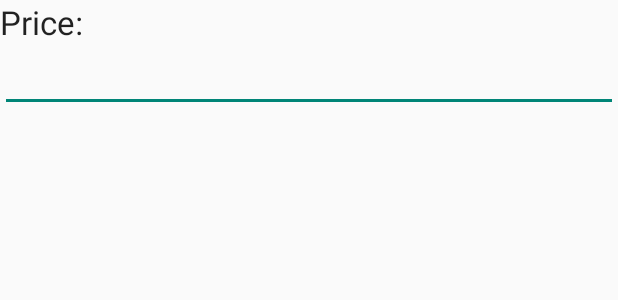
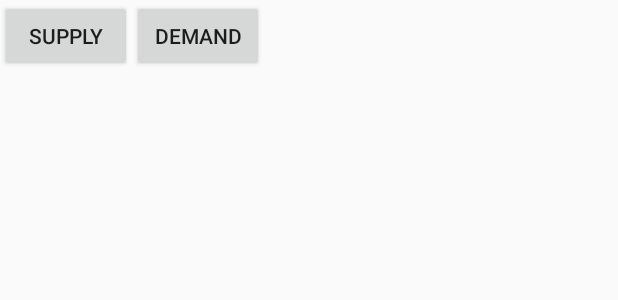
Before and after one commit to Jexter/EDNotes, an Android app: the layout commodity_info_prompt.xml on its own in the app's theme, with its tools: preview values and no code run, on a phone screen of 412 x 824 dp. Shown: the top 300 px of the screen. Run offline under Robolectric (Android 15) with nearby library versions, the phone set to English and light mode, and no system bars.

Commit message:
Supply and damend chooser
Added buttons for supply and demand in the commodity layout file

```diff
--- a/DangerousNotes/app/src/main/res/layout/commodity_info_prompt.xml
+++ b/DangerousNotes/app/src/main/res/layout/commodity_info_prompt.xml
@@ -5,6 +5,28 @@
         android:layout_height="fill_parent"
         android:orientation="vertical"
         >
+
+    <LinearLayout xmlns:android="http://schemas.android.com/apk/res/android"
+        android:id="@+id/availability_container"
+        android:layout_width="fill_parent"
+        android:layout_height="fill_parent"
+        android:orientation="horizontal"
+        >
+
+        <Button
+            android:id="@+id/supply_button"
+            android:layout_width="wrap_content"
+            android:layout_height="wrap_content"
+            android:text="Supply"/>
+
+        <Button
+            android:id="@+id/demand_button"
+            android:layout_width="wrap_content"
+            android:layout_height="wrap_content"
+            android:text="Demand"/>
+
+
+    </LinearLayout>
 
         <TextView
             android:id="@+id/price_title_textview"
```
Also changed, not shown: 1 other file.
